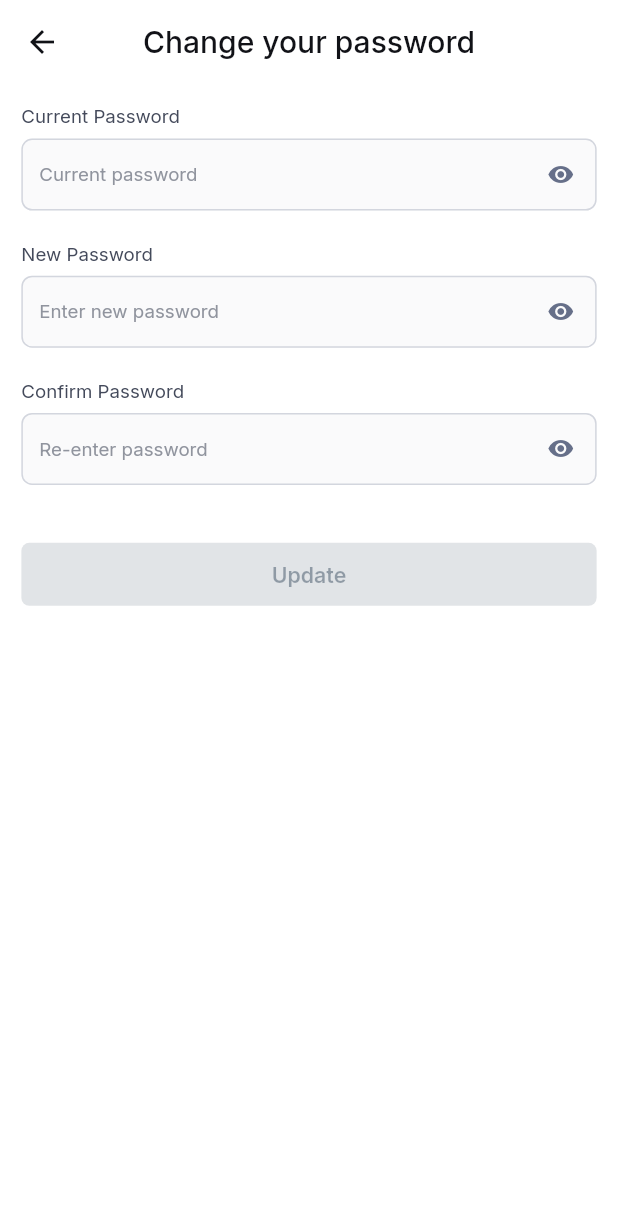
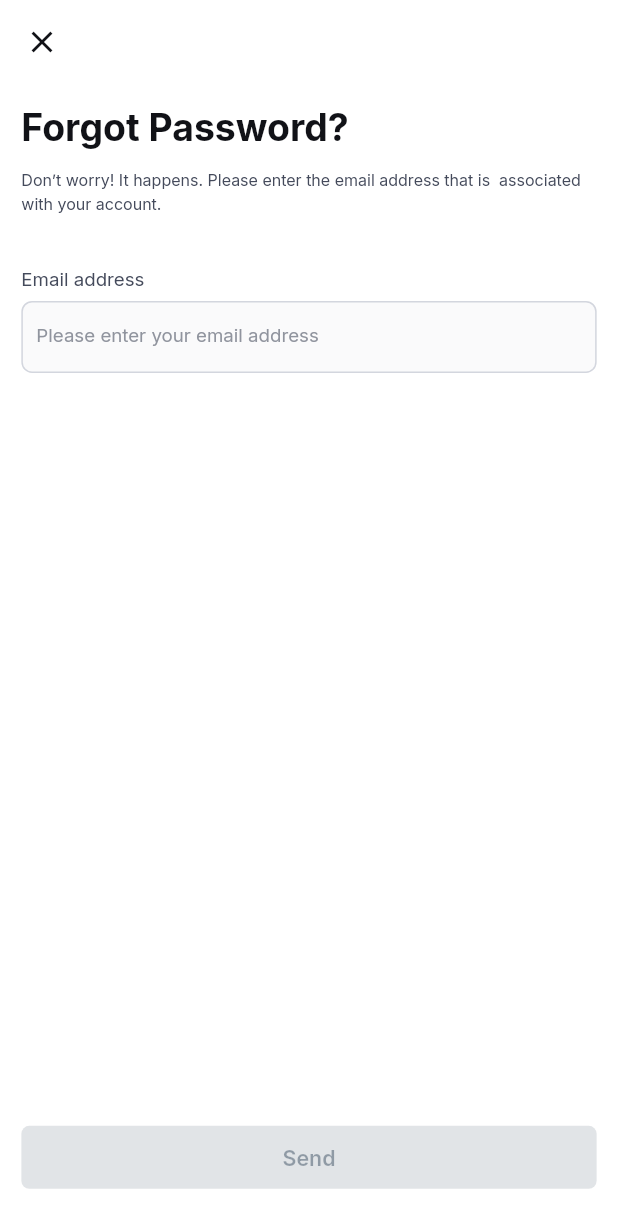
Before and after one commit to MuhammedKasujja/dormitory_app, a Flutter app: the screen it shows after launch, after a tap on "Forgot password?", on a phone screen of 412 x 824 dp. Shown: the top 1228 px of the screen. Run offline on Flutter 3.47's test engine with Material 2 defaults, Android fonts, the light colour scheme and no system bars; our stand-ins replace bloc, dio, easy_localization, equatable, file_picker, flutter_bloc and 12 more; network calls fail.

Commit message:
feat: forgot password

```diff
--- a/lib/presentation/pages/auth/auth.dart
+++ b/lib/presentation/pages/auth/auth.dart
@@ -2,3 +2,4 @@ export './login/login.dart';
 export './sign_up/sign_up.dart';
 export './change_password/change_password.dart';
 export './verify_otp/verify_otp.dart';
+export './forgot_password/forgot_passwod.dart';
--- /dev/null
+++ b/lib/presentation/pages/auth/forgot_password/cubit/forgot_password_cubit.dart
@@ -0,0 +1,26 @@
+import 'package:bloc/bloc.dart';
+import 'package:dormitory_app/validations/validations.dart';
+import 'package:equatable/equatable.dart';
+import 'package:formz/formz.dart';
+
+part 'forgot_password_state.dart';
+
+class ForgotPasswordCubit extends Cubit<ForgotPasswordState> {
+  ForgotPasswordCubit() : super(ForgotPasswordState(email: Email.pure()));
+
+  void emailChanged(String value) {
+    final email = Email.dirty(value);
+    emit(state.copyWith(email: email, isValid: Formz.validate([email])));
+  }
+
+  Future<void> submittedForgotPassword() async {
+    if (!state.isValid) return;
+    emit(state.copyWith(status: FormzSubmissionStatus.inProgress));
+    try {
+      // make api call
+      emit(state.copyWith(status: FormzSubmissionStatus.success));
+    } catch (_) {
+      emit(state.copyWith(status: FormzSubmissionStatus.failure));
+    }
+  }
+}
--- /dev/null
+++ b/lib/presentation/pages/auth/forgot_password/cubit/forgot_password_state.dart
@@ -0,0 +1,33 @@
+
+part of 'forgot_password_cubit.dart';
+
+class ForgotPasswordState extends Equatable {
+  const ForgotPasswordState({
+    required this.email,
+    this.status = FormzSubmissionStatus.initial,
+    this.isValid = false,
+    this.errorMessage,
+  });
+
+  final Email email;
+  final FormzSubmissionStatus status;
+  final bool isValid;
+  final String? errorMessage;
+
+  ForgotPasswordState copyWith({
+    Email? email,
+    FormzSubmissionStatus? status,
+    bool? isValid,
+    String? errorMessage,
+  }) {
+    return ForgotPasswordState(
+      email: email ?? this.email,
+      status: status ?? this.status,
+      isValid: isValid ?? this.isValid,
+      errorMessage: errorMessage ?? this.errorMessage,
+    );
+  }
+
+  @override
+  List<Object?> get props => [email, status, isValid, errorMessage];
+}
--- /dev/null
+++ b/lib/presentation/pages/auth/forgot_password/forgot_passwod.dart
@@ -0,0 +1,109 @@
+import 'package:dormitory_app/infra/infra.dart';
+import 'package:dormitory_app/presentation/pages/auth/forgot_password/cubit/forgot_password_cubit.dart';
+import 'package:dormitory_app/presentation/router/router.dart';
+import 'package:dormitory_app/presentation/widgets/widgets.dart';
+import 'package:dormitory_app/utils/utils.dart';
+import 'package:flutter/material.dart';
+import 'package:flutter_bloc/flutter_bloc.dart';
+import 'package:flutter_svg/flutter_svg.dart';
+import 'package:formz/formz.dart';
+
+class ForgotPasswordPage extends StatelessWidget {
+  const ForgotPasswordPage({super.key});
+
+  @override
+  Widget build(BuildContext context) {
+    return Scaffold(
+      appBar: AppBar(
+        elevation: 0,
+        backgroundColor: Colors.transparent,
+        leading: IconButton(
+          onPressed: () => Navigator.pop(context),
+          icon: const Icon(Icons.close),
+        ),
+      ),
+      body: BlocProvider(
+        create: (context) => ForgotPasswordCubit(),
+        child: Padding(
+          padding: EdgeInsets.all(16.r),
+          child: Column(
+            mainAxisAlignment: MainAxisAlignment.start,
+            crossAxisAlignment: CrossAxisAlignment.start,
+            children: [
+              Text(
+                'Forgot Password?',
+                style: TextStyle(
+                  fontSize: 28.sp,
+                  color: AppColors.text1,
+                  fontWeight: FontWeight.w700,
+                ),
+              ),
+              const SizedBox().scaleHeight(12),
+              Text(
+                'Don’t worry! It happens. Please enter the email address that is  associated with your account.',
+                style: TextStyle(
+                  color: AppColors.text2,
+                  fontSize: 12.sp,
+                  height: 1.5,
+                ),
+              ),
+              const SizedBox().large(),
+              BlocBuilder<ForgotPasswordCubit, ForgotPasswordState>(
+                buildWhen: (previous, current) =>
+                    previous.email != current.email,
+                builder: (context, state) {
+                  return CustomTextfield(
+                    onChange: (value) =>
+                        context.read<ForgotPasswordCubit>().emailChanged(value),
+                    label: 'Email address',
+                    hint: 'Please enter your email address',
+                    inputType: TextInputType.emailAddress,
+                    errorText: state.email.displayError != null
+                        ? 'invalid email address'
+                        : null,
+                  );
+                },
+              ),
+              const Spacer(),
+              const SizedBox().large(),
+              _buildButton(),
+              const SizedBox().small(),
+            ],
+          ),
+        ),
+      ),
+    );
+  }
+
+  Widget _buildButton() {
+    return BlocConsumer<ForgotPasswordCubit, ForgotPasswordState>(
+      listener: (context, state) {
+        if (state.status.isSuccess) {
+          showDialog(
+            context: context,
+            builder: (ctx) => AppAlertDialog(
+              btnText: 'Continue',
+              icon: SvgPicture.string(Assets.otpCodeEmailSentIcon),
+              title: 'OTP code sent to your email',
+              body: "We have just sent you an email with the OTP code.",
+              onAction: () => Navigator.pushNamed(context, Routes.verifyOtp),
+            ),
+          );
+        } else if (state.status.isFailure) {
+          Utility.showAlert(state.errorMessage);
+        }
+      },
+      builder: (context, state) {
+        return CustomButton(
+          loading: state.status.isInProgress,
+          label: 'Send',
+          onPressed: state.isValid
+              ? () {
+                  context.read<ForgotPasswordCubit>().submittedForgotPassword();
+                }
+              : null,
+        );
+      },
+    );
+  }
+}
--- a/lib/presentation/pages/auth/login/widgets/login_form.dart
+++ b/lib/presentation/pages/auth/login/widgets/login_form.dart
@@ -67,7 +67,7 @@ class _LoginFormState extends State<LoginForm> {
                   style: TextStyle(color: AppColors.text1, fontSize: 14.sp),
                 ),
                 onTap: () =>
-                    Navigator.pushNamed(context, Routes.changePassword),
+                    Navigator.pushNamed(context, Routes.forgotPassword),
               )
             ],
           ),
--- a/lib/presentation/router/router.dart
+++ b/lib/presentation/router/router.dart
@@ -10,6 +10,7 @@ class Routes {
   static const String signup = "signup";
   static const String verifyOtp = "verifyOtp";
   static const String changePassword = "changePassword";
+  static const String forgotPassword = "forgotPassword";
   static const String chatting = "chatting/chat";
   static const String chatList = "chatting/list";
   // legal routes begin
@@ -40,6 +41,8 @@ Route onGenerateRoute(RouteSettings settings) => _fadeThrough(
             return const VerifyOtpPage();
           case Routes.changePassword:
             return const ChangePasswordPage();
+          case Routes.forgotPassword:
+            return const ForgotPasswordPage();
           // legal routes begin
           case Routes.legal:
             return const LegalPage();
```
